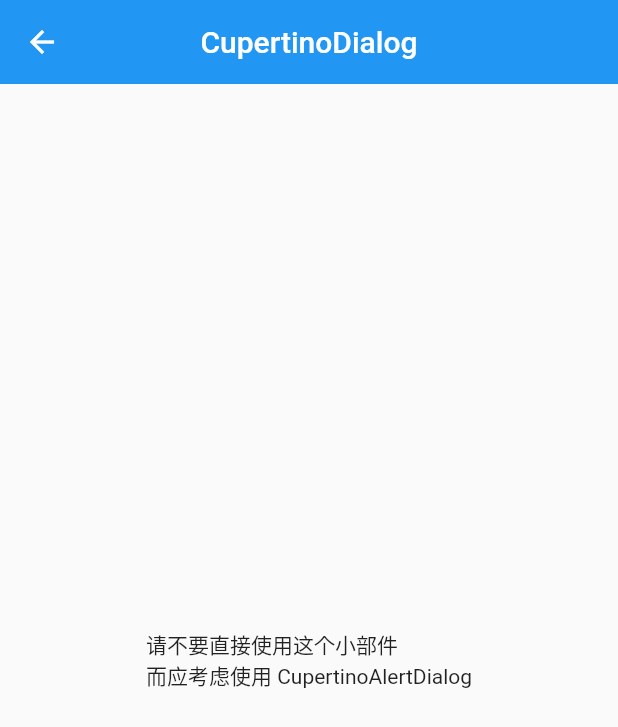
After one commit to huang-weilong/flutter_widgets, a Flutter app: the CupertinoDialogWidget screen opened directly, on a phone screen of 412 x 824 dp. The commit adds this screen. Shown: the top 727 px of the screen. Run offline on Flutter 3.47's test engine with Material 2 defaults, Android fonts, the phone set to English and light mode, and no system bars.

Commit message:
CupertinoDialog Widget

```diff
--- /dev/null
+++ b/lib/cupertino/cupertino_dialog_widget.dart
@@ -0,0 +1,23 @@
+import 'package:flutter/material.dart';
+import 'package:flutter/cupertino.dart';
+
+class CupertinoDialogWidget extends StatefulWidget {
+  @override
+  _CupertinoDialogWidgetState createState() => _CupertinoDialogWidgetState();
+}
+
+class _CupertinoDialogWidgetState extends State<CupertinoDialogWidget> {
+  @override
+  Widget build(BuildContext context) {
+    return Scaffold(
+      appBar: AppBar(
+        title: Text('CupertinoDialog'),
+        centerTitle: true,
+        elevation: 0.0,
+      ),
+      body: Center(
+        child: Text('请不要直接使用这个小部件\n而应考虑使用 CupertinoAlertDialog'),
+      ),
+    );
+  }
+}
--- a/lib/cupertino/index_cupertino.dart
+++ b/lib/cupertino/index_cupertino.dart
@@ -3,6 +3,7 @@ import 'package:flutter/material.dart';
 import 'cupertino_activity_indicator_widget.dart';
 import 'cupertino_alert_dialog_widget.dart';
 import 'cupertino_button_widget.dart';
+import 'cupertino_dialog_widget.dart';
 
 class IndexCupertino extends StatefulWidget {
   @override
@@ -19,6 +20,7 @@ class _IndexCupertinoState extends State<IndexCupertino> {
       {'title': 'CupertinoActivityIndicator', 'page': CupertinoActivityIndicatorWidget()},
       {'title': 'CupertinoAlertDialog', 'page': CupertinoAlertDialogWidget()},
       {'title': 'CupertinoButton', 'page': CupertinoButtonWidget()},
+      {'title': 'CupertinoDialog', 'page': CupertinoDialogWidget()},
     ];
   }
 
```
